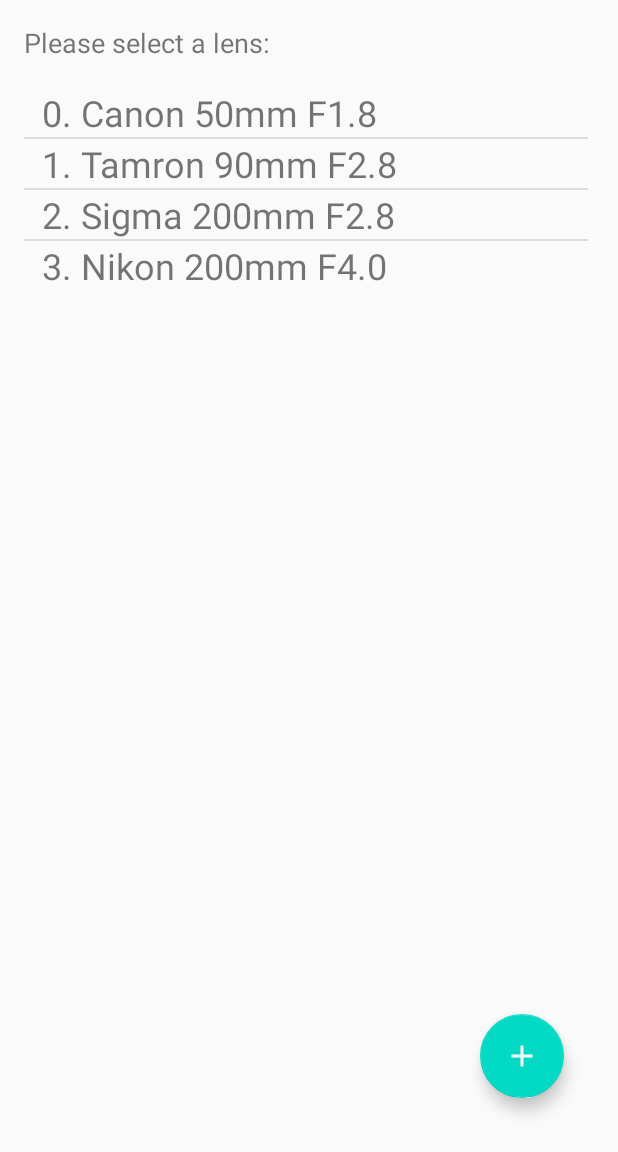
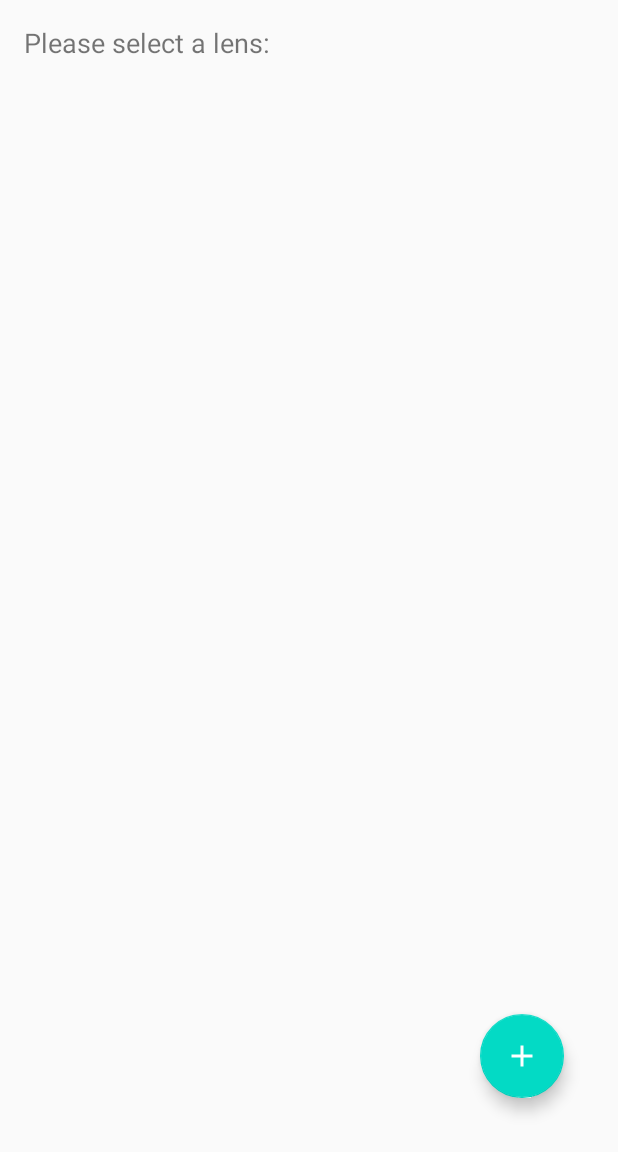
Before and after one commit to jevidin/DepthOfFieldCalculator, an Android app: the screen it shows after launch (MainActivity), on a phone screen of 412 x 824 dp, the part 84-1236 px from its top. Run offline under Robolectric (Android 15) with nearby library versions, the phone set to English and light mode, and no system bars.

Commit message:
add lens functionality

```diff
--- a/app/src/main/java/com/example/assignment2/MainActivity.java
+++ b/app/src/main/java/com/example/assignment2/MainActivity.java
@@ -34,11 +34,12 @@ public class MainActivity extends AppCompatActivity {
         setSupportActionBar(toolbar);
 
         lensManager = LensManager.getInstance();
-        lensManager.add(new Lens("Canon", 1.8, 50));
-        lensManager.add(new Lens("Tamron", 2.8, 90));
-        lensManager.add(new Lens("Sigma", 2.8, 200));
-        lensManager.add(new Lens("Nikon", 4, 200));
+        //lensManager.add(new Lens("Canon", 1.8, 50));
+       // lensManager.add(new Lens("Tamron", 2.8, 90));
+        //lensManager.add(new Lens("Sigma", 2.8, 200));
+       // lensManager.add(new Lens("Nikon", 4, 200));
         populateListView();
+
         registerClickCallback();
         FloatingActionButton fab = findViewById(R.id.fab);
         fab.setOnClickListener(new View.OnClickListener() {
@@ -59,7 +60,7 @@ public class MainActivity extends AppCompatActivity {
         List<String> StringLenses = new ArrayList<>();
         String lensString;
         for(int i = 0; i < lensManager.getNumLenses(); i++){
-            lensString = "  " + i + ". " + lensManager.get(i).getDescription();
+            lensString = "  " + (i+1) + ". " + lensManager.get(i).getDescription();
             StringLenses.add(lensString);
         }
 
--- a/app/src/main/res/layout/activity_add_lens.xml
+++ b/app/src/main/res/layout/activity_add_lens.xml
@@ -63,7 +63,7 @@
         android:layout_marginRight="5dp"
         android:ems="10"
         android:hint=" ex: 200 for 200mm"
-        android:inputType="textPersonName"
+        android:inputType="number"
         app:layout_constraintEnd_toEndOf="parent"
         app:layout_constraintStart_toStartOf="@+id/add_txtFocalLength"
         app:layout_constraintTop_toBottomOf="@+id/add_txtFocalLength" />
@@ -87,7 +87,7 @@
         android:layout_marginRight="5dp"
         android:ems="10"
         android:hint="ex: 2.8 for F2.8"
-        android:inputType="textPersonName"
+        android:inputType="numberDecimal"
         app:layout_constraintEnd_toEndOf="parent"
         app:layout_constraintStart_toStartOf="@+id/add_textAperture"
         app:layout_constraintTop_toBottomOf="@+id/add_textAperture" />
```
Also changed, not shown: app/src/main/java/com/example/assignment2/AddLensActivity.java (+27 -1 lines).
